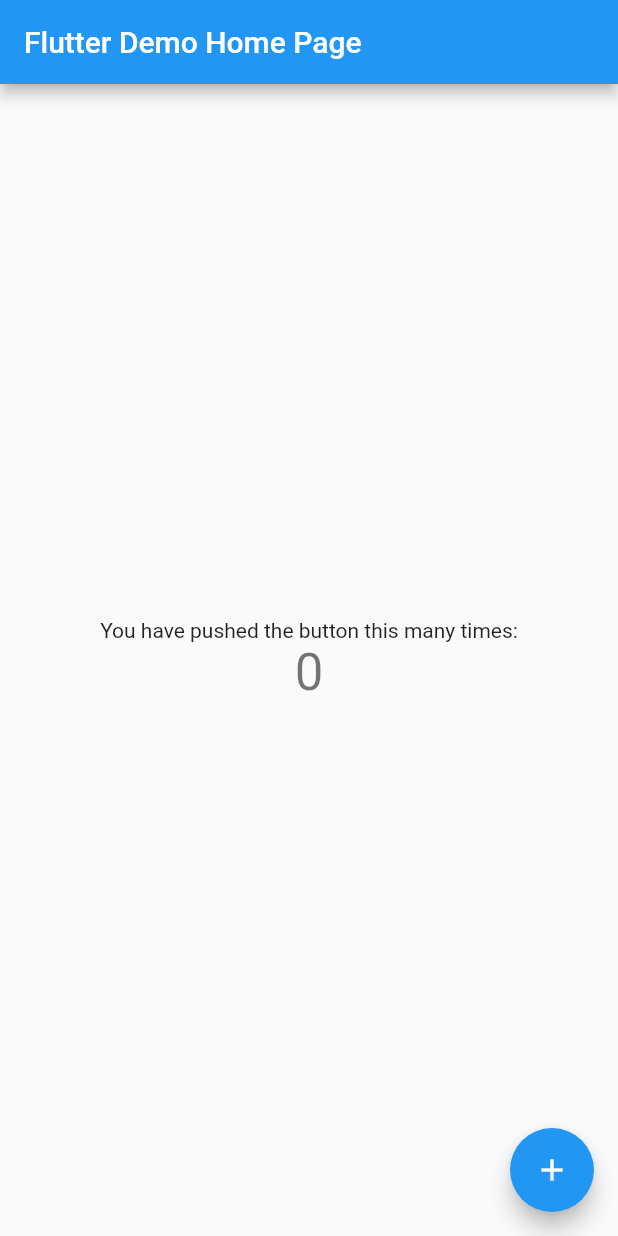
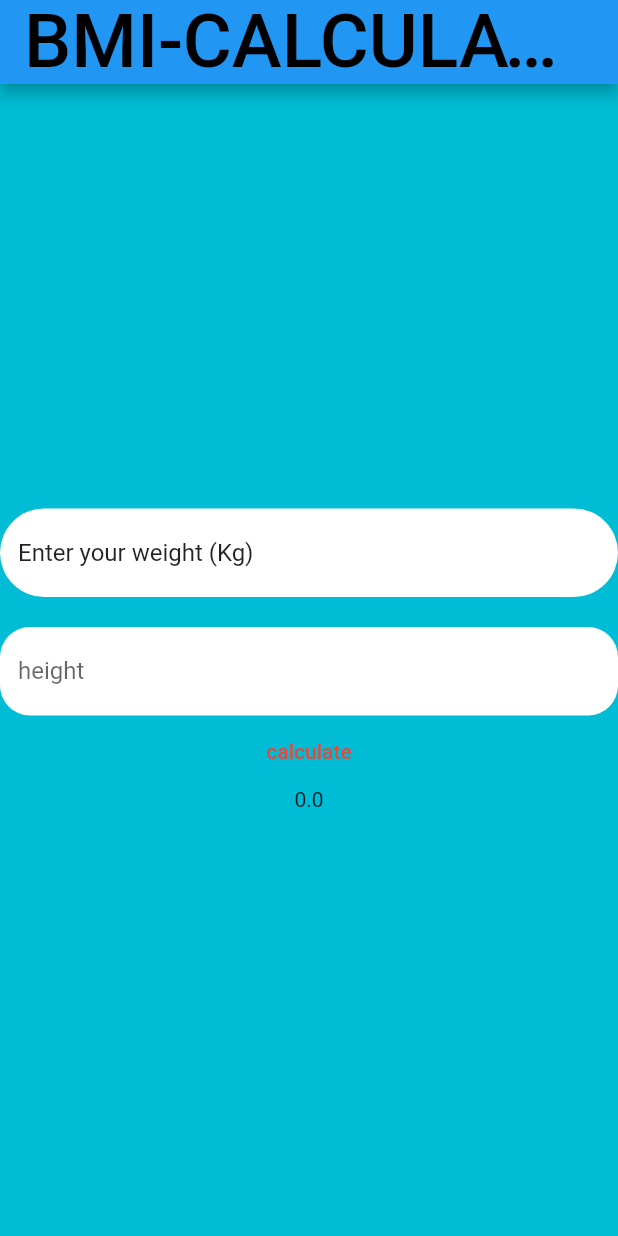
Before and after one commit to Rahulpp2/bmi, a Flutter app: the screen it shows after launch, on a phone screen of 412 x 824 dp. Run offline on Flutter 3.47's test engine with Material 2 defaults, Android fonts, the phone set to English and light mode, and no system bars.

Commit message:
bmicalculator

```diff
--- /dev/null
+++ b/lib/bmicalc.dart
@@ -0,0 +1,80 @@
+import 'package:flutter/material.dart';
+
+class BmiCalc extends StatefulWidget {
+  const BmiCalc({Key? key}) : super(key: key);
+
+  @override
+  State<BmiCalc> createState() => _BmiCalcState();
+}
+
+class _BmiCalcState extends State<BmiCalc> {
+  TextEditingController height=TextEditingController();
+  TextEditingController weight=TextEditingController();
+  double h_value=0;
+  double w_value=0;
+  double result=0;
+  void calculate(){
+    h_value=double.parse(height.text)/100;
+    w_value=double.parse(weight.text);
+    result=w_value/(h_value*h_value);
+    print(result);
+  }
+  @override
+  Widget build(BuildContext context) {
+    return Scaffold(
+      appBar: AppBar(
+        title: Text(
+          'BMI-CALCULATOR',
+          style: TextStyle(fontSize: 50, color: Colors.black),
+        ),
+        centerTitle: true,
+      ),
+      backgroundColor: Colors.cyan,
+      body: Column(mainAxisAlignment: MainAxisAlignment.center, children: [
+        TextField(
+          controller: weight,
+          decoration: InputDecoration(
+            hintStyle: TextStyle(color: Colors.black87),
+            hintText: "Enter your weight (Kg)",
+
+
+            filled: true,
+            fillColor: Colors.white,
+            border: OutlineInputBorder(
+                borderSide: BorderSide.none,
+                borderRadius: BorderRadius.circular(40)),
+          ),
+        ),
+        SizedBox(
+          height: 20,
+          width: 10,
+        ),
+        TextField(
+          controller: height,
+          decoration: InputDecoration(
+            hintStyle: TextStyle(color: Colors.black87),
+            hintText: "Enter your height (Cm)",
+            labelText: 'height',
+            filled: true,
+            fillColor: Colors.white,
+            border: OutlineInputBorder(
+
+                borderSide: BorderSide.none,
+                borderRadius: BorderRadius.circular(20)),
+          ),
+        ),
+        TextButton(
+            onPressed: () {
+              setState(() {
+                calculate();
+              });
+            },
+            child: Text(
+              'calculate',
+              style: TextStyle(color: Colors.red),
+            )),
+        Text(result.toString()),
+      ]),
+    );
+  }
+}
--- a/lib/main.dart
+++ b/lib/main.dart
@@ -1,115 +1,5 @@
+import 'package:bmicalc/bmicalc.dart';
 import 'package:flutter/material.dart';
-
-void main() {
-  runApp(const MyApp());
+void main(){
+  runApp(MaterialApp(home: BmiCalc(),));
 }
-
-class MyApp extends StatelessWidget {
-  const MyApp({Key? key}) : super(key: key);
-
-  // This widget is the root of your application.
-  @override
-  Widget build(BuildContext context) {
-    return MaterialApp(
-      title: 'Flutter Demo',
-      theme: ThemeData(
-        // This is the theme of your application.
-        //
-        // Try running your application with "flutter run". You'll see the
-        // application has a blue toolbar. Then, without quitting the app, try
-        // changing the primarySwatch below to Colors.green and then invoke
-        // "hot reload" (press "r" in the console where you ran "flutter run",
-        // or simply save your changes to "hot reload" in a Flutter IDE).
-        // Notice that the counter didn't reset back to zero; the application
-        // is not restarted.
-        primarySwatch: Colors.blue,
-      ),
-      home: const MyHomePage(title: 'Flutter Demo Home Page'),
-    );
-  }
-}
-
-class MyHomePage extends StatefulWidget {
-  const MyHomePage({Key? key, required this.title}) : super(key: key);
-
-  // This widget is the home page of your application. It is stateful, meaning
-  // that it has a State object (defined below) that contains fields that affect
-  // how it looks.
-
-  // This class is the configuration for the state. It holds the values (in this
-  // case the title) provided by the parent (in this case the App widget) and
-  // used by the build method of the State. Fields in a Widget subclass are
-  // always marked "final".
-
-  final String title;
-
-  @override
-  State<MyHomePage> createState() => _MyHomePageState();
-}
-
-class _MyHomePageState extends State<MyHomePage> {
-  int _counter = 0;
-
-  void _incrementCounter() {
-    setState(() {
-      // This call to setState tells the Flutter framework that something has
-      // changed in this State, which causes it to rerun the build method below
-      // so that the display can reflect the updated values. If we changed
-      // _counter without calling setState(), then the build method would not be
-      // called again, and so nothing would appear to happen.
-      _counter++;
-    });
-  }
-
-  @override
-  Widget build(BuildContext context) {
-    // This method is rerun every time setState is called, for instance as done
-    // by the _incrementCounter method above.
-    //
-    // The Flutter framework has been optimized to make rerunning build methods
-    // fast, so that you can just rebuild anything that needs updating rather
-    // than having to individually change instances of widgets.
-    return Scaffold(
-      appBar: AppBar(
-        // Here we take the value from the MyHomePage object that was created by
-        // the App.build method, and use it to set our appbar title.
-        title: Text(widget.title),
-      ),
-      body: Center(
-        // Center is a layout widget. It takes a single child and positions it
-        // in the middle of the parent.
-        child: Column(
-          // Column is also a layout widget. It takes a list of children and
-          // arranges them vertically. By default, it sizes itself to fit its
-          // children horizontally, and tries to be as tall as its parent.
-          //
-          // Invoke "debug painting" (press "p" in the console, choose the
-          // "Toggle Debug Paint" action from the Flutter Inspector in Android
-          // Studio, or the "Toggle Debug Paint" command in Visual Studio Code)
-          // to see the wireframe for each widget.
-          //
-          // Column has various properties to control how it sizes itself and
-          // how it positions its children. Here we use mainAxisAlignment to
-          // center the children vertically; the main axis here is the vertical
-          // axis because Columns are vertical (the cross axis would be
-          // horizontal).
-          mainAxisAlignment: MainAxisAlignment.center,
-          children: <Widget>[
-            const Text(
-              'You have pushed the button this many times:',
-            ),
-            Text(
-              '$_counter',
-              style: Theme.of(context).textTheme.headline4,
-            ),
-          ],
-        ),
-      ),
-      floatingActionButton: FloatingActionButton(
-        onPressed: _incrementCounter,
-        tooltip: 'Increment',
-        child: const Icon(Icons.add),
-      ), // This trailing comma makes auto-formatting nicer for build methods.
-    );
-  }
-}
```
